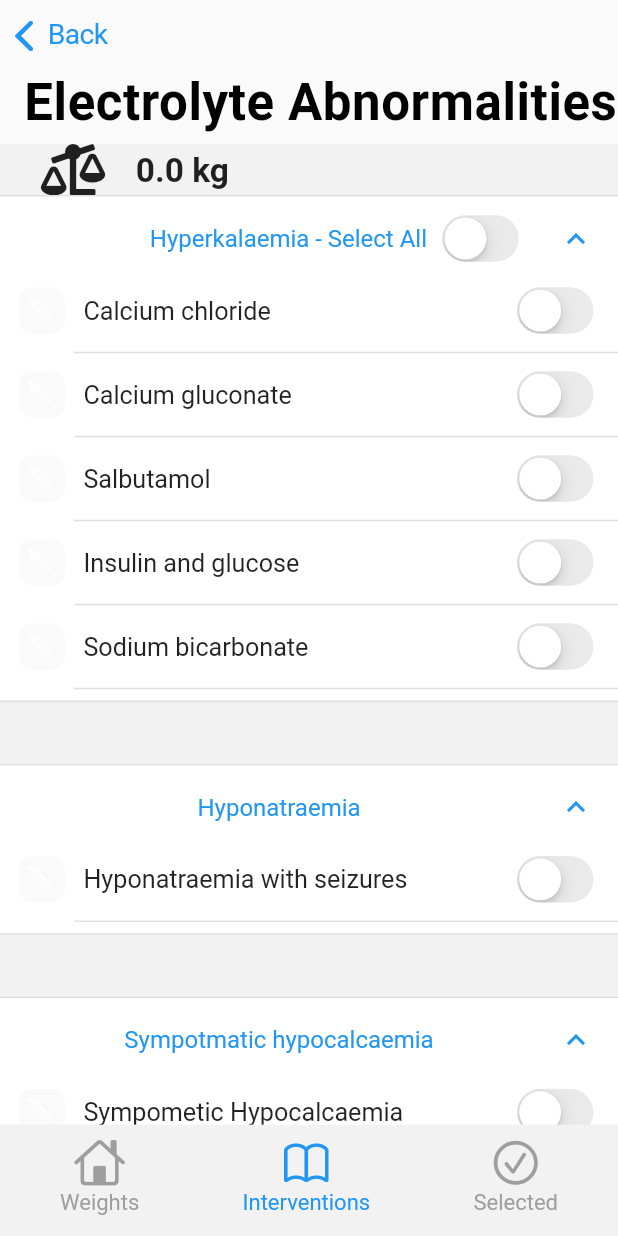
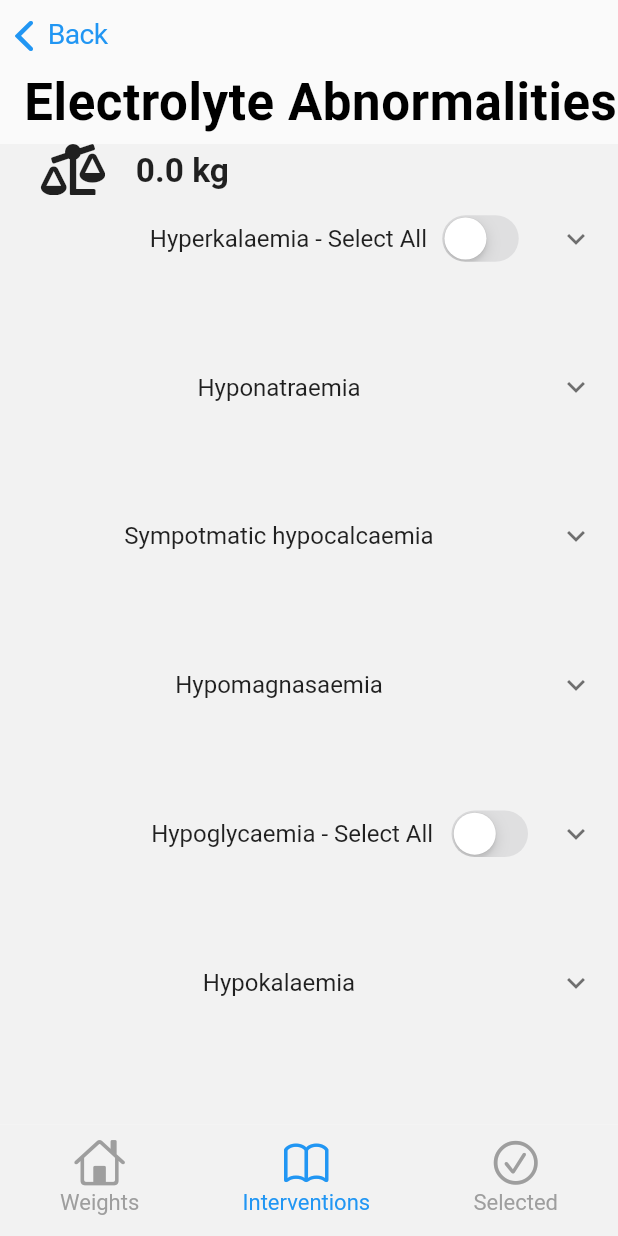
Before and after one commit to adrianpaolucci/app_projectrobin, a Flutter app: the ElectrolyteAbnormalities screen opened directly, on a phone screen of 412 x 824 dp. Run offline on Flutter 3.47's test engine with Material 2 defaults, Android fonts, the phone set to English and light mode, and no system bars; our stand-ins replace badges, font_awesome_flutter, material_floating_search_bar; missing offline and left inert: bottom_navigation_badge, fab_circular_menu.

Commit message:
updating dosages based off email

```diff
--- a/lib/asthmaData.dart
+++ b/lib/asthmaData.dart
@@ -31,7 +31,7 @@ inhaledSalbutamolDisplay(BuildContext context) {
       finalDisplayDilute(context, "Give", "${currentData[1]} puffs of MDI with spacer", "repeated every 20 - 30 minutes"),
       finalDisplayGive(context, "or", "${currentData[2]} mg"),
       finalDisplaySecondary(context, "", "", "nebulised Salbutamol"),
-      finalDisplayFormula(context, "Puffs varying with weight"));
+      finalDisplayFormula(context, "6 puffs (2.5 mg neb) <6 years\n12 puffs (5mg neb) 6+ years"));
 
   return popup;
 }
@@ -45,7 +45,7 @@ inhaledIpratropiumDisplay(BuildContext context) {
       finalDisplayDilute(context, "Give", "${currentData[1]} puffs of MDI with spacer", "x 3 in first hour, then 4 - 6 hourly"),
       finalDisplayGive(context, "or", "${currentData[2]} \u03bcg"),
       finalDisplaySecondary(context, "", "", "nebulised Salbutamol"),
-      finalDisplayFormula(context, "Puffs varying with weight"));
+      finalDisplayFormula(context, "4 puffs (250 \u03bcg neb) ipratropium for <6 years\n8 puffs (500 \u03bcg neb) 6+ years"));
 
   return popup;
 }
@@ -73,7 +73,7 @@ ivAminophyllineDisplay(BuildContext context) {
       finalDisplayEmpty(),
       finalDisplayDilute(context, "Give:", "${currentData[1]} mg", "or ${currentData[2]} mL"),
       finalDisplayEmpty(),
-      finalDisplayFormula(context, "5 mg/kg"));
+      finalDisplayFormula(context, "10 mg/kg"));
 
   return popup;
 }
--- a/lib/bleedingData.dart
+++ b/lib/bleedingData.dart
@@ -63,7 +63,7 @@ cryoprecipitateDisplay(BuildContext context) {
       finalDisplayCentre(context, "If fibrinogen < 2 g/L", "", ""),
       finalDisplayGive(context, "Give: ", "${currentData[1]} mL"),
       finalDisplayEmpty(),
-      finalDisplayFormula(context, "5 mL/kg"));
+      finalDisplayFormula(context, "5-10 mL/kg"));
 
   return popup;
 }
--- a/lib/electrolyteAbnormalities.dart
+++ b/lib/electrolyteAbnormalities.dart
@@ -277,7 +277,7 @@ class ElectrolyteAbnormalitiesState extends State<ElectrolyteAbnormalities> {
                                             data: ThemeData(accentColor: specificColor),
                                             child: ExpansionTile(
                                                 backgroundColor: Color(0xffffffff),
-                                                initiallyExpanded: true,
+                                                initiallyExpanded: false,
                                                 title: Row(
                                                   mainAxisAlignment: MainAxisAlignment.end,
                                                   children: <Widget>[
@@ -332,7 +332,7 @@ class ElectrolyteAbnormalitiesState extends State<ElectrolyteAbnormalities> {
                             Theme(
                               data: ThemeData(accentColor: specificColor),
                               child: ExpansionTile(backgroundColor: Color(0xffffffff),
-                                  initiallyExpanded: true,
+                                  initiallyExpanded: false,
                                   title: Text("Hyponatraemia",textAlign: TextAlign.center),
                                   children: [electrolyteCells[5]]
                               ),
@@ -344,7 +344,7 @@ class ElectrolyteAbnormalitiesState extends State<ElectrolyteAbnormalities> {
                             Theme(
                               data: ThemeData(accentColor: specificColor),
                               child: ExpansionTile(backgroundColor: Color(0xffffffff),
-                                  initiallyExpanded: true,
+                                  initiallyExpanded: false,
                                   title: Text("Sympotmatic hypocalcaemia",textAlign: TextAlign.center),
                                   children: [electrolyteCells[6]]
                               ),
@@ -356,7 +356,7 @@ class ElectrolyteAbnormalitiesState extends State<ElectrolyteAbnormalities> {
                             Theme(
                               data: ThemeData(accentColor: specificColor),
                               child: ExpansionTile(backgroundColor: Color(0xffffffff),
-                                  initiallyExpanded: true,
+                                  initiallyExpanded: false,
                                   title: Text("Hypomagnasaemia",textAlign: TextAlign.center),
                                   children: [electrolyteCells[7]]
                               ),
@@ -368,7 +368,7 @@ class ElectrolyteAbnormalitiesState extends State<ElectrolyteAbnormalities> {
                             Theme(
                               data: ThemeData(accentColor: specificColor),
                               child: ExpansionTile(backgroundColor: Color(0xffffffff),
-                                  initiallyExpanded: true,
+                                  initiallyExpanded: false,
                                   title: Row(
                                     mainAxisAlignment: MainAxisAlignment.end,
                                     children: <Widget>[
@@ -417,7 +417,7 @@ class ElectrolyteAbnormalitiesState extends State<ElectrolyteAbnormalities> {
                             Theme(
                               data: ThemeData(accentColor: specificColor),
                               child: ExpansionTile(backgroundColor: Color(0xffffffff),
-                                  initiallyExpanded: true,
+                                  initiallyExpanded: false,
                                   title: Text("Hypokalaemia",textAlign: TextAlign.center),
                                   children: [electrolyteCells[10]]
                               ),
--- a/lib/electrolyteAbnormalitiesData.dart
+++ b/lib/electrolyteAbnormalitiesData.dart
@@ -116,11 +116,11 @@ hypomagDisplay(BuildContext context) {
 
   var popup = finalDisplayFull(interventionColour,
       context,
-      "Symptomatic Hypocalcaemia",
+      "Hypomagnasaemia",
       finalDisplayDilute(context, "Dilute:", "to at least ${currentData[3]} mL", ""),
       finalDisplayGive(context, "Give:", "${currentData[1]} mg"),
       finalDisplaySecondary(context, "", "", "${currentData[2]} mL of 50% MgS04\nover 15 - 30 minutes"),
-      finalDisplayFormula(context, "50 mg/kg"));
+      finalDisplayFormula(context, "100 mg/kg"));
 
   return popup;
 }
@@ -134,7 +134,7 @@ hypomglyGlucoseDisplay(BuildContext context) {
       finalDisplayBold(context, "Give:", "","${currentData[1]} mL ", "of glucose 10%"),
       finalDisplayEmpty(),
       finalDisplayBold(context, "or","", "${currentData[2]} mL ", "of glucose 25%"),
-      finalDisplayFormula(context, "5 mL/kg of glucose 10%\n2 mL/kg of glucose 25%"));
+      finalDisplayFormula(context, "2 mL/kg of glucose 10%\n2 mL/kg of glucose 25%"));
   return popup;
 }
 
@@ -145,7 +145,7 @@ hypomglyGlucagonDisplay(BuildContext context) {
       context,
       "Hypoglycaemia - glucagon",
       finalDisplayBold(context, "Give:", "","${currentData[3]} mL", ""),
-      finalDisplaySecondary(context, "or ", " ${currentData[4]} mg", ""),
+      finalDisplaySecondary(context, "or ", " ${currentData[4]} (mg)", ""),
       finalDisplayEmpty(),
       finalDisplayFormula(context, "0.5 mg when weight < 25 kg\notherwise use 1 mg"));
   return popup;
--- a/lib/intubationData.dart
+++ b/lib/intubationData.dart
@@ -84,7 +84,7 @@ thiopentoneDisplay(BuildContext context) {
       finalDisplayDilute(context, "Reconstitute: ", "500 mg in 20 mL water", "(for injection)"),
       finalDisplayGive(context, "Give: ", "${currentData[1]} - ${currentData[2]} mg"),
       finalDisplaySecondary(context, "(", "${currentData[3]} - ${currentData[4]} ", " mL of undiluted solution)"),
-      finalDisplayFormula(context, "2 - 4 mg/kg"));
+      finalDisplayFormula(context, "2.5 - 5 mg/kg"));
 
   return popup;
 }
@@ -98,7 +98,7 @@ fentanylBolusDisplay(BuildContext context) {
       finalDisplayDilute(context, "Dilute: ", "100 \u03bcg in 10 mL", " "),
       finalDisplayGive(context, "Give: ", "${currentData[1]} - ${currentData[2]} \u03bcg"),
       finalDisplaySecondary(context, "(", "${currentData[3]} - ${currentData[4]} ", " mL of diluted solution)"),
-      finalDisplayFormula(context, "2 - 4 \u03bcg/kg IV"));
+      finalDisplayFormula(context, "2 \u03bcg/kg IV"));
 
   return popup;
 }
@@ -142,7 +142,7 @@ rocuroniumDisplay(BuildContext context) {
       finalDisplayEmpty(),
       finalDisplayGive(context, "Give: ", "${currentData[1]} mg"),
       finalDisplaySecondary(context, "(", "${currentData[2]}", " mL of undiluted solution)"),
-      finalDisplayFormula(context, "1 mg/kg"));
+      finalDisplayFormula(context, "1.2 mg/kg"));
 
   return popup;
 }
--- a/lib/seizuresNeurologyData.dart
+++ b/lib/seizuresNeurologyData.dart
@@ -58,7 +58,7 @@ sAndNDiazepamDisplay(BuildContext context) {
       finalDisplayEmpty(),
       finalDisplayGive(context, "Give: ", "${currentData[1]} mg"),
       finalDisplaySecondary(context, "(max 10 mg)","",""),
-      finalDisplayFormula(context, "0.2 mg/kg"));
+      finalDisplayFormula(context, "0.25 mg/kg"));
 
   return popup;
 }
```
